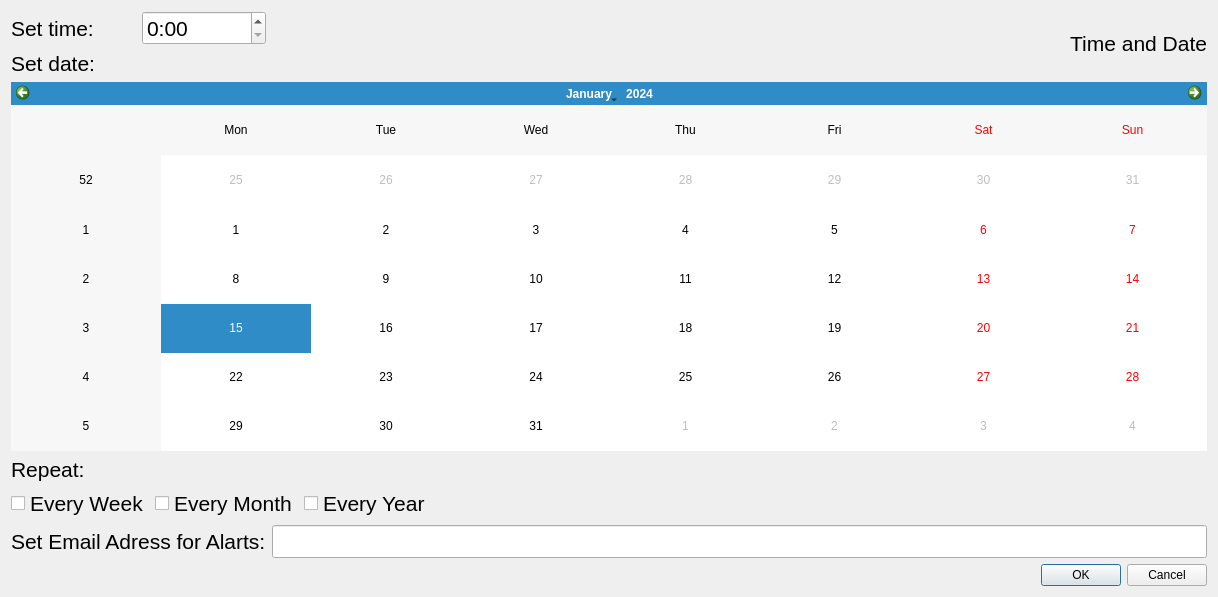
Qt form ScheduleUpdates.ui (bassogio/WindowsSecurityUpdateGUI) before a commit.
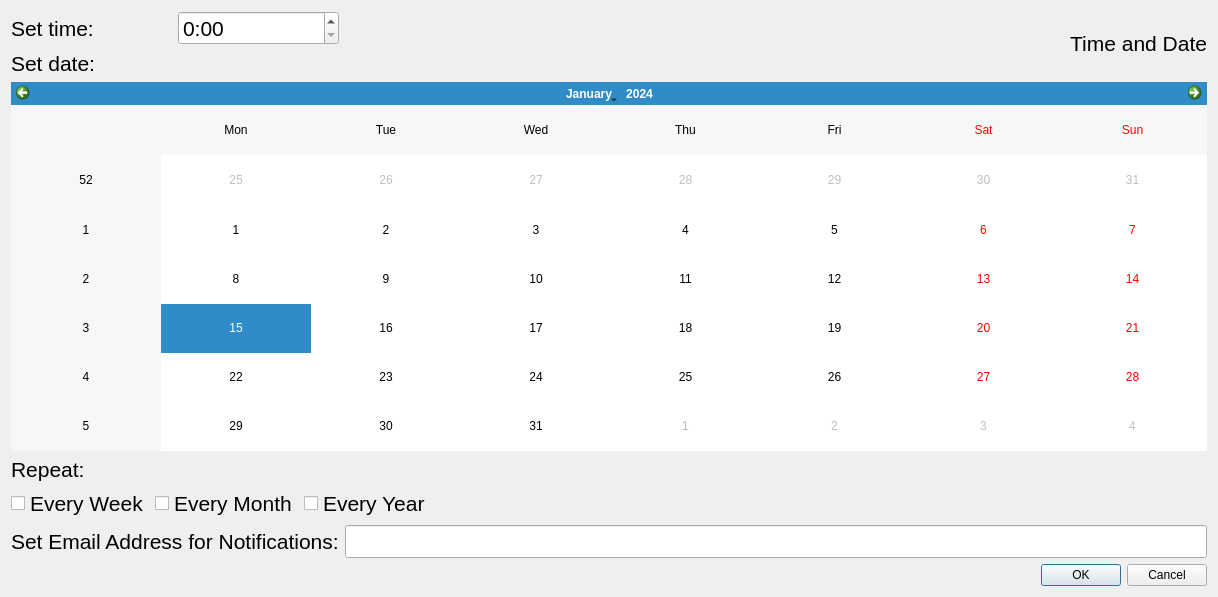
The same form after that commit.

What changed in the file:
```diff
--- a/ScheduleUpdates.ui
+++ b/ScheduleUpdates.ui
@@ -22,7 +22,7 @@
       </font>
      </property>
      <property name="text">
-      <string>Set Email Adress for Alarts:</string>
+      <string>Set Email Address for Notifications:</string>
      </property>
     </widget>
    </item>
```
